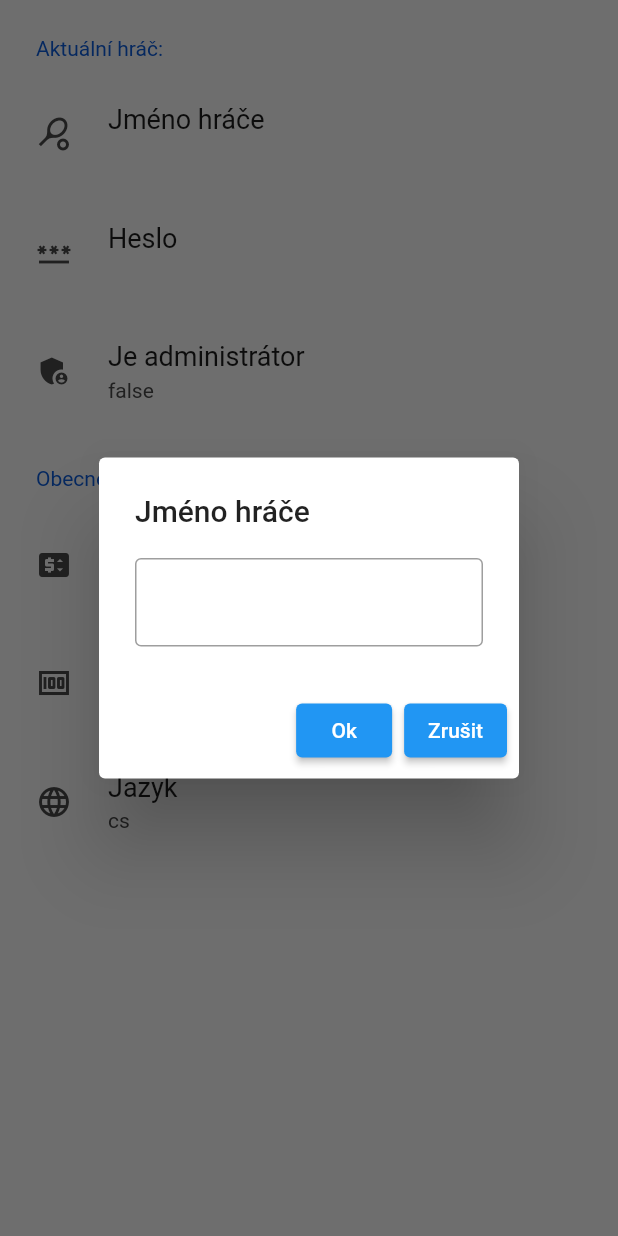
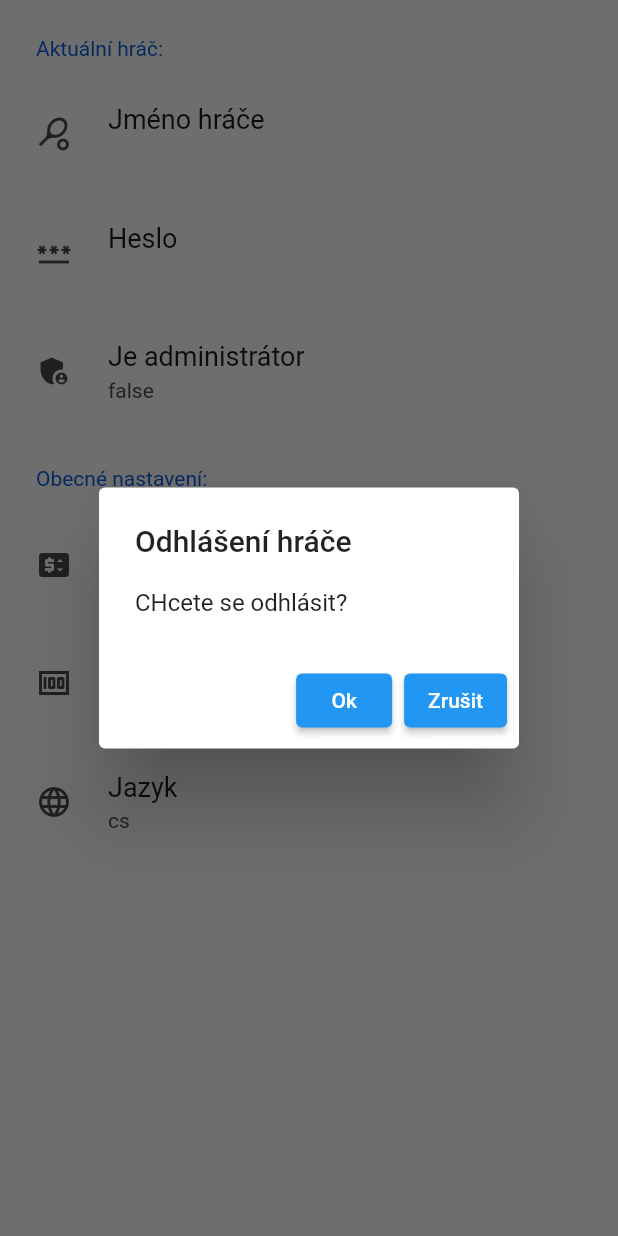
Before and after one commit to jelazi/tennis_cash_court, a Flutter app: the SettingsScreen screen opened directly, after a tap on "Jméno hráče", on a phone screen of 412 x 824 dp. Run offline on Flutter 3.47's test engine with Material 2 defaults, Android fonts, the phone set to English and light mode, and no system bars; drawn by our look-alikes of settings_ui; our stand-ins replace datetime_picker_formfield, equatable, firebase_core, firebase_database, flutter_slidable, get and 3 more; missing offline and left inert: flutter_picker; accounts and stored records are empty; generated files the repository leaves out were written again.

```diff
--- a/lib/constants.dart
+++ /dev/null
@@ -1,3 +0,0 @@
-import 'package:logger/logger.dart';
-
-Logger logger = Logger();
--- a/lib/controllers/authentication/authentication_controller.dart
+++ b/lib/controllers/authentication/authentication_controller.dart
@@ -2,7 +2,7 @@ import 'package:get/get.dart';
 import '../settings.controller.dart';
 import 'package:tennis_cash_court/model/database_model.dart';
 
-import '../../constants.dart';
+import '../../others/constants.dart';
 import '../../model/player.dart';
 import 'authentication_service.dart';
 import 'authentication_state.dart';
--- a/lib/controllers/hour_controller.dart
+++ b/lib/controllers/hour_controller.dart
@@ -2,7 +2,7 @@ import 'dart:convert';
 
 import 'settings.controller.dart';
 
-import '../constants.dart';
+import '../others/constants.dart';
 import '../model/storage_model.dart';
 import '../model/tennis_hour.dart';
 import 'package:get/get.dart';
--- a/lib/model/database_model.dart
+++ b/lib/model/database_model.dart
@@ -4,7 +4,7 @@ import 'dart:convert';
 import 'package:firebase_database/firebase_database.dart';
 import 'package:get/get.dart';
 import './tennis_hour.dart';
-import '../constants.dart';
+import '../others/constants.dart';
 import 'player.dart';
 
 class DatabaseModel {
--- a/lib/model/player.dart
+++ b/lib/model/player.dart
@@ -1,6 +1,6 @@
 import 'package:flutter/material.dart';
 
-import '../constants.dart';
+import '../others/constants.dart';
 import 'package:json_annotation/json_annotation.dart';
 
 part 'player.g.dart';
--- a/lib/model/storage_model.dart
+++ b/lib/model/storage_model.dart
@@ -1,6 +1,6 @@
 import 'package:get/get.dart';
 import 'package:tennis_cash_court/model/player.dart';
-import '../constants.dart';
+import '../others/constants.dart';
 import './tennis_hour.dart';
 import 'dart:convert';
 import 'package:get_storage/get_storage.dart';
--- a/lib/model/tennis_hour.dart
+++ b/lib/model/tennis_hour.dart
@@ -2,7 +2,7 @@ import 'package:get/get.dart';
 import 'package:uuid/uuid.dart';
 import 'package:intl/intl.dart';
 
-import '../constants.dart';
+import '../others/constants.dart';
 import 'package:json_annotation/json_annotation.dart';
 
 import '../controllers/settings.controller.dart';
@@ -37,7 +37,7 @@ class TennisHour {
 
   List<String> get partnerWithoutCurrentPlayer {
     List<String> list = partners.toList();
-    logger.d(list);
+    logger.v(list);
     list.remove(_settingsController.currentPlayer?.name ?? '');
     return list;
   }
--- /dev/null
+++ b/lib/others/constants.dart
@@ -0,0 +1,5 @@
+import 'package:logger/logger.dart';
+
+import 'my_file_output.dart';
+
+Logger logger = Logger(printer: PrettyPrinter(), output: MyFileOutput());
--- a/lib/others/languages.dart
+++ b/lib/others/languages.dart
@@ -50,7 +50,9 @@ class Languages extends Translations {
           'newName': 'Nové jméno',
           'thisName': 'Zadané jméno ',
           'exists': ' již existuje',
-          'questDelete': 'Chcete vymazat všechny data?'
+          'questDelete': 'Chcete vymazat všechny data?',
+          'logoutPlayerTitle': 'Odhlášení hráče',
+          'logoutPlayerMess': 'CHcete se odhlásit?',
         },
         'en_US': {
           'hello': 'Hello',
@@ -99,7 +101,9 @@ class Languages extends Translations {
           'newName': 'New name',
           'thisName': 'This name ',
           'exists': ' have existed',
-          'questDelete': 'Do you want delete all data?'
+          'questDelete': 'Do you want delete all data?',
+          'logoutPlayerTitle': 'Logout player',
+          'logoutPlayerMess': 'Do you want logout?',
         },
       };
 }
--- a/lib/view/cards/card_hour.dart
+++ b/lib/view/cards/card_hour.dart
@@ -1,7 +1,7 @@
 import 'package:flutter/material.dart';
 import 'package:get/get.dart';
 import 'package:tennis_cash_court/controllers/hour_controller.dart';
-import '../../constants.dart';
+import '../../others/constants.dart';
 import '../../model/tennis_hour.dart';
 import 'package:intl/intl.dart';
 import 'package:flutter_slidable/flutter_slidable.dart';
--- a/lib/view/screens/settings_screen.dart
+++ b/lib/view/screens/settings_screen.dart
@@ -2,8 +2,9 @@ import 'package:flutter/material.dart';
 import 'package:flutter/services.dart';
 import 'package:get/get.dart';
 import 'package:settings_ui/settings_ui.dart';
+import 'package:tennis_cash_court/controllers/authentication/authentication_controller.dart';
 
-import '../../constants.dart';
+import '../../others/constants.dart';
 import '../../controllers/settings.controller.dart';
 
 class SettingsScreen extends StatefulWidget {
@@ -42,7 +43,7 @@ class _SettingsScreenState extends State<SettingsScreen> {
                 leading: const Icon(Icons.sports_tennis),
                 value: Text(widget.namePlayer),
                 onPressed: (BuildContext context) {
-                  Get.dialog(getDialogName());
+                  Get.dialog(getLogout());
                 },
               ),
               SettingsTile.navigation(
@@ -175,35 +176,23 @@ class _SettingsScreenState extends State<SettingsScreen> {
     );
   }
 
-  Widget getDialogName() {
+  Widget getLogout() {
+    AuthenticationController _authenticationController = Get.find();
     return AlertDialog(
-      title: Text('namePlayer'.tr),
-      content: TextField(
-        decoration: InputDecoration(
-          border: const OutlineInputBorder(),
-          labelText: widget.namePlayer,
-          hintText: 'enterNamePlayer'.tr,
-        ),
-        keyboardType: TextInputType.text,
-        onChanged: (text) {
-          setState(() {
-            widget.namePlayer = text;
-          });
-        },
-      ),
+      title: Text('logoutPlayerTitle'.tr),
+      content: Text('logoutPlayerMess'.tr),
       actions: [
         ElevatedButton(
           onPressed: () {
-            widget._settingsController.currentPlayer?.name = widget.namePlayer;
+            widget._settingsController.currentPlayer = null;
             widget._settingsController.saveData();
+            _authenticationController.signOut();
             Navigator.of(Get.overlayContext!).pop();
           },
           child: Text('ok'.tr),
         ),
         ElevatedButton(
           onPressed: () {
-            widget.namePlayer =
-                widget._settingsController.currentPlayer?.name ?? '';
             Navigator.of(Get.overlayContext!).pop();
           },
           child: Text('cancel'.tr),
--- a/lib/view/screens/sync_screen.dart
+++ b/lib/view/screens/sync_screen.dart
@@ -3,7 +3,7 @@ import 'package:firebase_database/firebase_database.dart';
 import 'package:get/get.dart';
 import '../../controllers/settings.controller.dart';
 
-import '../../constants.dart';
+import '../../others/constants.dart';
 import '../../model/database_model.dart';
 import '../../controllers/hour_controller.dart';
 import '../../model/tennis_hour.dart';
--- a/pubspec.yaml
+++ b/pubspec.yaml
@@ -51,6 +51,7 @@ dependencies:
   json_annotation: ^4.4.0
   build_runner: ^2.1.8
   json_serializable: ^6.1.5
+  permission_handler: ^9.2.0
 
 dev_dependencies:
   flutter_test:
```
Also changed, not shown: lib/controllers/settings.controller.dart (+9 -1 lines), lib/others/my_file_output.dart (added, +45 -0 lines), lib/view/cards/sum_card.dart (+5 -3 lines), lib/view/navbar/custom_tabs_widget.dart (+24 -1 lines), lib/view/screens/players_administrator.dart (added, +23 -0 lines), pubspec.lock.
